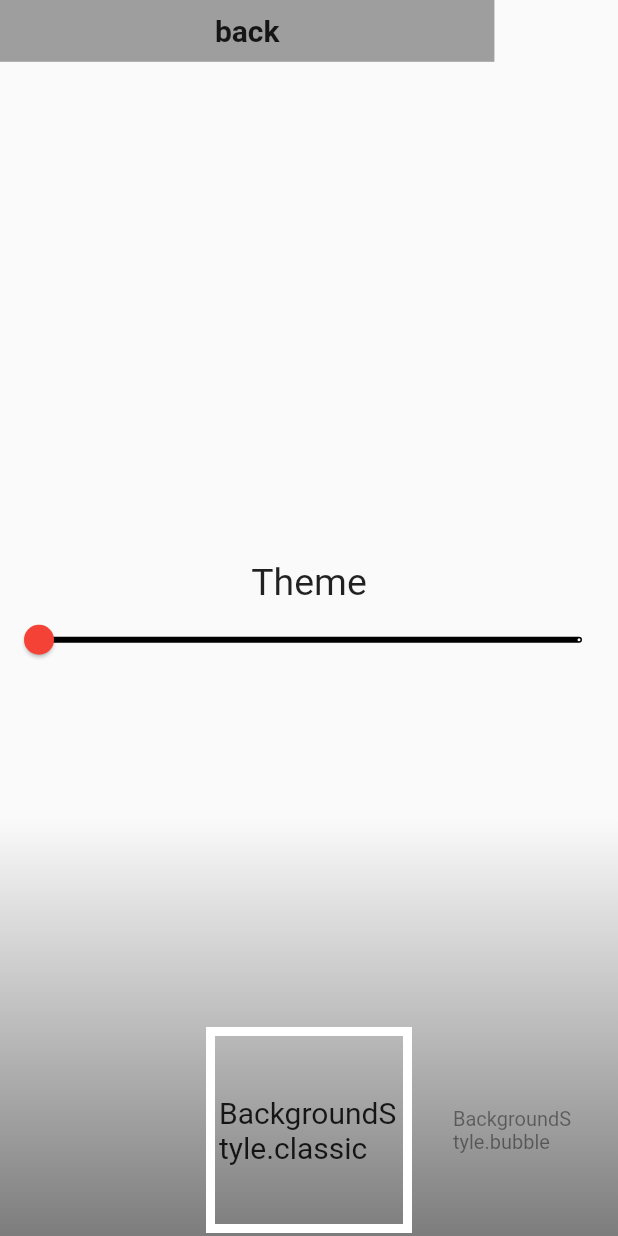
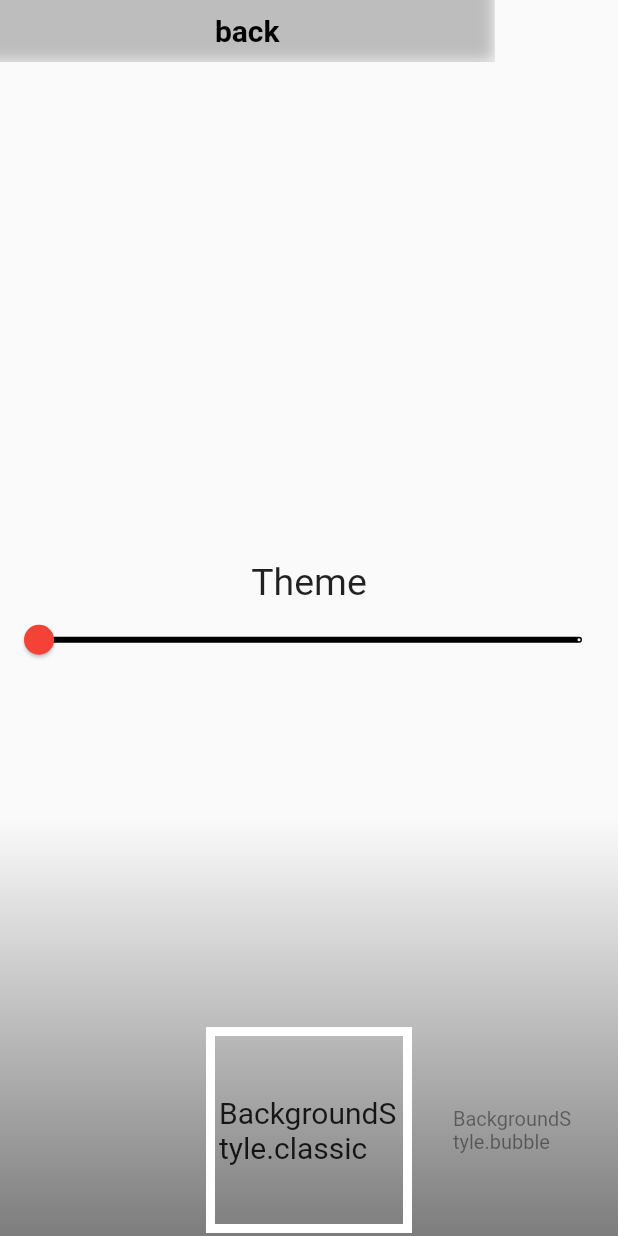
Before and after one commit to JoSaisPas/Tap-tap-tile, a Flutter app: the CustomBackground screen opened directly with empty values, after a tap on "back", on a phone screen of 412 x 824 dp. Run offline on Flutter 3.47's test engine with Material 2 defaults, Android fonts, the phone set to English and light mode, and no system bars; our stand-ins replace equatable, flutter_bloc, sqflite; accounts and stored records are empty.

Commit message:
view buton color + CubitState font_color

```diff
--- a/lib/gameController/game_state.dart
+++ b/lib/gameController/game_state.dart
@@ -4,49 +4,69 @@ import 'package:equatable/equatable.dart';
 import 'package:game/animated_background/models.dart';
 import '../widget/data.dart';
 
-
-enum GameStatus {initial, game_setting, game, finish, quit, custom, leaderboard, custom_tile, custom_button, custom_background}
+  ///Quit long, maybe refactor later !
+enum GameStatus {
+  initial,
+  game_setting,
+  game,
+  finish,
+  quit,
+  custom,
+  leaderboard,
+  custom_tile,
+  custom_button_style,
+  custom_background,
+  custom_button_color,
+}
 
 class GameState extends Equatable {
 
   GameState({
-    this.status = GameStatus.initial,
+    this.status = GameStatus.custom,
     this.difficulty = Difficulty.easy,
     this.score = 0,
-    this.color = const Color(0xff000000),
-    this.styleButton = StyleButton.classic,
+    this.color_tile = const Color(0xff000000),
+    this.styleButton = StyleButton.glass,
     Modele? model,
     this.lightTheme = true,
+    this.color_button = const Color(0xff808080),
+    this.color_font_button = false,
   }): this.model =  model ?? ParticuleBubbles();
   GameStatus status;
   Difficulty difficulty;
   int score;
-  Color color;
+  Color color_tile;
   StyleButton styleButton;
   Modele model;
   bool lightTheme;
+  Color color_button;
+  bool color_font_button;
 
   GameState copyWith({
     GameStatus? status,
     Difficulty? difficulty,
     int? score,
-    Color? color,
+    Color? color_tile,
     StyleButton? styleButton,
     Modele? model,
     bool? lightTheme,
+    Color? color_button,
+    bool? color_font_button,
   }){
     return GameState(
         status: status ?? this.status,
         difficulty: difficulty ?? this.difficulty,
         score: score ?? this.score,
-        color: color ?? this.color,
+        color_tile: color_tile ?? this.color_tile,
         styleButton: styleButton ?? this.styleButton,
         model: model ?? this.model,
       lightTheme: lightTheme ?? this.lightTheme,
+      color_button: color_button ?? this.color_button,
+      color_font_button: color_font_button ?? this.color_font_button,
     );
   }
 
   @override
-  List<Object?> get props => [status, difficulty, score, color, styleButton, model, lightTheme];
+  List<Object?> get props => [status, difficulty, score, color_tile, styleButton, model, lightTheme, color_button, color_font_button];
 
 }
--- a/lib/main.dart
+++ b/lib/main.dart
@@ -9,6 +9,7 @@ import 'package:game/gameController/game_state.dart';
 import 'package:game/view/custom.dart';
 import 'package:game/view/custom_background.dart';
 import 'package:game/view/custom_button.dart';
+import 'package:game/view/custom_color_button.dart';
 import 'package:game/view/custom_tile.dart';
 import 'package:game/view/difficulty.dart';
 import 'package:game/view/home.dart';
@@ -74,14 +75,16 @@ class _MyApp extends State<MyApp> with TickerProviderStateMixin{
                         return Custom(state: state,);
                       case GameStatus.custom_tile:
                         return CustomTile(scoreProvider: scoreProvider, state: state);
-                      case GameStatus.custom_button:
-                        return CustomButton(scoreProvider: scoreProvider, state: state);
+                      case GameStatus.custom_button_style:
+                        return CustomButtonStyle(scoreProvider: scoreProvider, state: state);
+                      case GameStatus.custom_button_color:
+                        return CustomButtonColor(scoreProvider: scoreProvider, state: state);
                       case GameStatus.custom_background:
                         return CustomBackground(scoreProvider: scoreProvider, state: state);
                       case GameStatus.game_setting:
                         return  DifficultyPage(state: state,);
                       case GameStatus.game:
-                        return GameManager(dif: state.difficulty, color: state.color,);
+                        return GameManager(dif: state.difficulty, color: state.color_tile,);
                       case GameStatus.finish:
                         return FinishDialog(state: state, scoreProvider: scoreProvider);
                       case GameStatus.leaderboard:
--- a/lib/view/custom.dart
+++ b/lib/view/custom.dart
@@ -18,10 +18,11 @@ class Custom extends StatelessWidget{
         crossAxisAlignment: CrossAxisAlignment.center,
         mainAxisAlignment: MainAxisAlignment.spaceEvenly,
         children: [
-          createButton(style: state.styleButton, str: 'Color tile', alignment : Alignment.centerRight, action: () => {context.read<GameCubit>().customTile()}),
-          createButton(style: state.styleButton, str: 'Button style', alignment : Alignment.centerLeft,  action: () => {context.read<GameCubit>().customButton()}),
-          createButton(style: state.styleButton, str: 'Background style', alignment : Alignment.centerRight,  action: () => {context.read<GameCubit>().customBackground()}),
-          createButton(style: state.styleButton, str: 'Back', alignment : Alignment.centerLeft, action: () => {context.read<GameCubit>().home()}),
+          createButton(style: state.styleButton, str: 'Color tile', alignment : Alignment.centerLeft, color: state.color_button, font_color: state.color_font_button, action: () => {context.read<GameCubit>().customTile()}),
+          createButton(style: state.styleButton, str: 'Button style', alignment : Alignment.centerRight, color: state.color_button, font_color: state.color_font_button,action: () => {context.read<GameCubit>().customButtonStyle()}),
+          createButton(style: state.styleButton, str: 'Button color', alignment : Alignment.centerLeft, color: state.color_button, font_color: state.color_font_button,action: () => {context.read<GameCubit>().customButtonColor()}),
+          createButton(style: state.styleButton, str: 'Background style', alignment : Alignment.centerRight,  color: state.color_button,font_color: state.color_font_button,action: () => {context.read<GameCubit>().customBackground()}),
+          createButton(style: state.styleButton, str: 'Back', alignment : Alignment.centerLeft, color: state.color_button, font_color: state.color_font_button,action: () => {context.read<GameCubit>().home()}),
         ],
     );
   }
--- a/lib/view/custom_background.dart
+++ b/lib/view/custom_background.dart
@@ -42,7 +42,7 @@ class _CustomBackground extends State<CustomBackground> with TickerProviderState
       body:  Carousel(
         onSelectedItemChange: _onValueChange,
         list: BackgroundStyle.values.map((e) => e).toList(),
-        backButton: createButton(style: widget.state.styleButton, str: 'back', alignment : Alignment.centerLeft, action: (){ context.read<GameCubit>().updateBackgroundStyle(value.value); context.read<GameCubit>().custom();}),
+        backButton: createButton(style: widget.state.styleButton, str: 'back', alignment : Alignment.centerLeft,color: const Color(0xff808080), font_color: widget.state.color_font_button, action: (){ context.read<GameCubit>().updateBackgroundStyle(value.value); context.read<GameCubit>().custom();}),
         child: ButtonStyle(state: widget.state, ticker: this, modele: getModel(value.value),),
 
       ),
--- a/lib/view/custom_tile.dart
+++ b/lib/view/custom_tile.dart
@@ -9,29 +9,6 @@ import '../gameController/game_state.dart';
 import '../widget/customButton.dart';
 import '../widget/data.dart';
 
-
-const colors = [
-
-  Color(0xff000000),
-  Color(0xff808080),
-  Color(0xffC0C0C0),
-
-  Color(0xffFF0000),
-  Color(0xffC70039),
-  Color(0xffA12626),
-
-  Color(0xffFCF002),
-  Color(0xffFCD700),
-  Color(0xffFFAA00),
-
-  Color(0xff00FF00),
-  Color(0xff49F690),
-  Color(0xff25993A),
-
-  Color(0xff0000FF),
-  Color(0xff176AF3),
-  Color(0xff4EE6DF),
-];
 
 class CustomTile extends StatefulWidget{
   final ScoreProvider scoreProvider;
@@ -55,7 +32,7 @@ class _LeaderBoard extends State<CustomTile>{
   @override
   void initState(){
     super.initState();
-    value = ValueNotifier<dynamic>(colors[colors.indexOf(widget.state.color)]);
+    value = ValueNotifier<dynamic>(colors[0]);
   }
 
   @override
@@ -63,7 +40,7 @@ class _LeaderBoard extends State<CustomTile>{
     return   Carousel(
         onSelectedItemChange: _onValueChange,
         list: colors,
-        backButton: createButton(style: widget.state.styleButton, str: 'back', alignment : Alignment.centerLeft, action: (){ context.read<GameCubit>().updateColor(value.value); context.read<GameCubit>().custom();}),
+        backButton: createButton(style: widget.state.styleButton, str: 'back', alignment : Alignment.centerLeft, color: widget.state.color_button,font_color: widget.state.color_font_button, action: (){ context.read<GameCubit>().updateColorTile(value.value); context.read<GameCubit>().custom();}),
         child: TileStyle(color: value.value,),
     );
   }
--- a/lib/widget/color_picker.dart
+++ b/lib/widget/color_picker.dart
@@ -92,7 +92,7 @@ Future<void> colorAlert(BuildContext context){
       content: Container(
         width: MediaQuery.of(context).size.width * .8,
         height: MediaQuery.of(context).size.width * .9,
-      child: ColorPicker(function: (value){Navigator.pop(context, value); context.read<GameCubit>().updateColor(value);}),),
+      child: ColorPicker(function: (value){Navigator.pop(context, value); context.read<GameCubit>().updateColorTile(value);}),),
       actions: [
         ElevatedButton(onPressed: (){}, child: const Text('valider')),
       ],
--- a/lib/widget/customButton.dart
+++ b/lib/widget/customButton.dart
@@ -4,12 +4,12 @@ import 'data.dart';
 
 
 TextStyle textStyle = const TextStyle(fontWeight: FontWeight.bold, fontSize: 20);
-Widget createButton({required StyleButton style, required String str, required Alignment alignment, required Function action}){
+Widget createButton({required StyleButton style, required String str, required Alignment alignment, required Function action, required Color color, required bool font_color}){
   switch(style){
     case StyleButton.glass:
-      return CustomGlassButton(str: str, alignment: alignment, action: action);
+      return CustomGlassButton(str: str, alignment: alignment, action: action, color: color, font_color: font_color,);
     case StyleButton.classic:
-      return CustomClassicButton(str: str, alignment: alignment, action: action);
+      return CustomClassicButton(str: str, alignment: alignment, action: action, color: color, font_color: font_color);
   }
 }
 
@@ -17,7 +17,9 @@ class CustomClassicButton extends StatelessWidget{
   final String str;
   final Alignment alignment;
   final Function action;
-  const CustomClassicButton({super.key, required this.str, required this.alignment, required this.action});
+  final Color color;
+  final bool font_color;
+  const CustomClassicButton({super.key, required this.str, required this.alignment, required this.action, required this.color, required this.font_color});
 
   @override
   Widget build(BuildContext context){
@@ -28,10 +30,10 @@ class CustomClassicButton extends StatelessWidget{
           action();
         },
         child: Container(
-          color: Colors.grey,
+          color: color,
           width: MediaQuery.of(context).size.width * .8,
           height: MediaQuery.of(context).size.width * .1,
-          child: Center(child: Text(str, style: textStyle,),),
+          child: Center(child: Text(str, style: TextStyle(fontWeight: FontWeight.bold, fontSize: 20, color: font_color ? Colors.white : Colors.black),),),
         ),
       ),
     );
@@ -44,8 +46,9 @@ class CustomGlassButton extends StatelessWidget{
   final String str;
   final Alignment alignment;
   final Function action;
-
-  const CustomGlassButton({super.key, required this.str, required this.alignment, required this.action});
+  final Color color;
+  final bool font_color;
+  const CustomGlassButton({super.key, required this.str, required this.alignment, required this.action, required this.color, required this.font_color});
 
   @override
   Widget build(BuildContext context){
@@ -58,11 +61,11 @@ class CustomGlassButton extends StatelessWidget{
         child: Container(
           width: MediaQuery.of(context).size.width * .8,
           height: MediaQuery.of(context).size.width * .1,
-          color: Colors.grey.withOpacity(0.5),
+          color: color.withOpacity(0.5),
          child: ClipRRect(
            child: BackdropFilter(
              filter: ImageFilter.blur(sigmaX: blur, sigmaY: blur),
-             child: Center(child: Text(str,style: textStyle),),
+             child: Center(child: Text(str,style: TextStyle(fontWeight: FontWeight.bold, fontSize: 20, color: font_color? Colors.white : Colors.black)),),
            ),
          ),
         ),
--- a/lib/widget/data.dart
+++ b/lib/widget/data.dart
@@ -1,4 +1,6 @@
 
+
+import 'dart:ui';
 
 import 'package:game/animated_background/models.dart';
 
@@ -29,3 +31,26 @@ Modele getModel(BackgroundStyle style){
       return ParticuleCrystal();
   }
 }
+
+const colors = [
+
+  Color(0xff000000),
+  Color(0xff808080),
+  Color(0xffC0C0C0),
+
+  Color(0xffFF0000),
+  Color(0xffC70039),
+  Color(0xffA12626),
+
+  Color(0xffFCF002),
+  Color(0xffFCD700),
+  Color(0xffFFAA00),
+
+  Color(0xff00FF00),
+  Color(0xff49F690),
+  Color(0xff25993A),
+
+  Color(0xff0000FF),
+  Color(0xff176AF3),
+  Color(0xff4EE6DF),
+];
```
Also changed, not shown: lib/gameController/game_cubit.dart (+20 -5 lines), lib/view/custom_button.dart (+11 -10 lines), lib/view/custom_color_button.dart (added, +80 -0 lines), lib/view/difficulty.dart (+4 -4 lines), lib/view/home.dart (+4 -4 lines).
